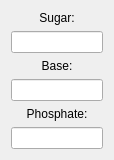
The window that src/schrodinger/sketcher/ui/custom_nucleotide_popup.ui (KevKeating/sketcher) describes before a commit, drawn with Qt 5.
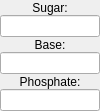
The same window after the commit.

The edit to the form file:
```diff
--- a/src/schrodinger/sketcher/ui/custom_nucleotide_popup.ui
+++ b/src/schrodinger/sketcher/ui/custom_nucleotide_popup.ui
@@ -6,8 +6,8 @@
    <rect>
     <x>0</x>
     <y>0</y>
-    <width>114</width>
-    <height>159</height>
+    <width>100</width>
+    <height>111</height>
    </rect>
   </property>
   <property name="sizePolicy">
@@ -20,6 +20,21 @@
    <string>Form</string>
   </property>
   <layout class="QVBoxLayout" name="verticalLayout">
+   <property name="spacing">
+    <number>0</number>
+   </property>
+   <property name="leftMargin">
+    <number>0</number>
+   </property>
+   <property name="topMargin">
+    <number>0</number>
+   </property>
+   <property name="rightMargin">
+    <number>0</number>
+   </property>
+   <property name="bottomMargin">
+    <number>0</number>
+   </property>
    <item>
     <widget class="QLabel" name="sugar_lbl">
      <property name="text">
```
